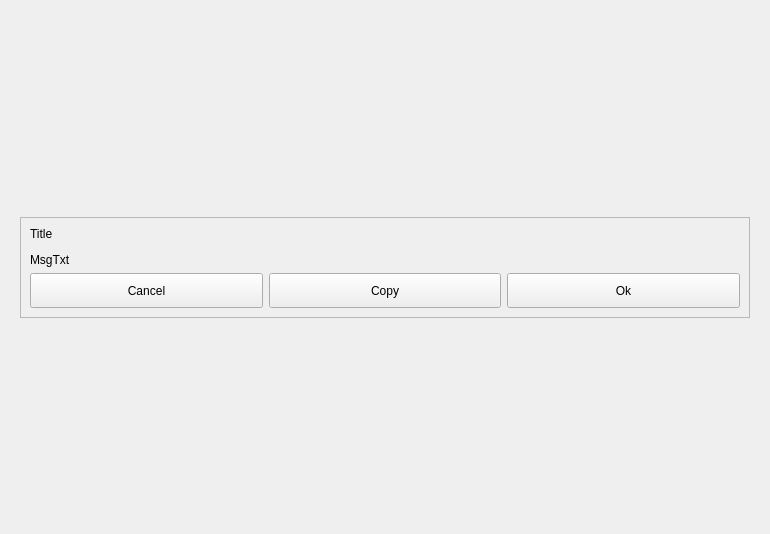
ic005k/Knot-Legacy, file src/ShowMessage.ui: the form before one commit.
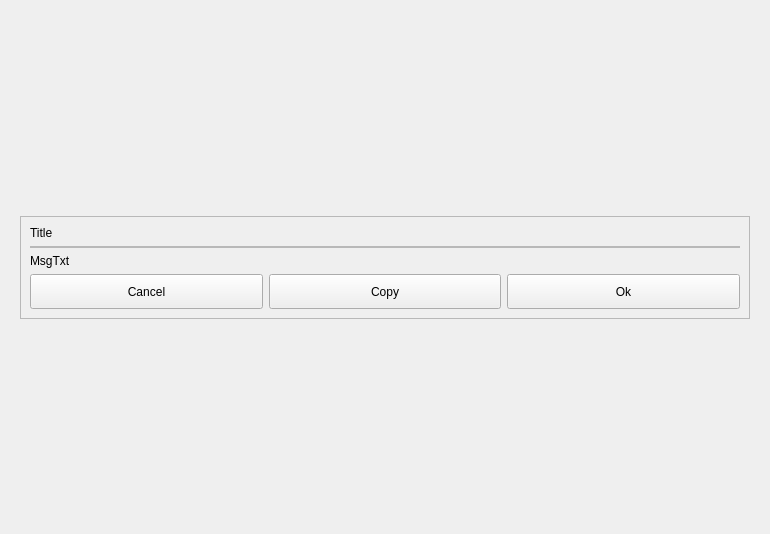
The form after the commit.

```diff
--- a/src/ShowMessage.ui
+++ b/src/ShowMessage.ui
@@ -25,13 +25,19 @@
         <property name="sizeHint" stdset="0">
          <size>
           <width>20</width>
-          <height>165</height>
+          <height>40</height>
          </size>
         </property>
        </spacer>
       </item>
       <item>
        <widget class="QFrame" name="frame">
+        <property name="sizePolicy">
+         <sizepolicy hsizetype="Preferred" vsizetype="Preferred">
+          <horstretch>0</horstretch>
+          <verstretch>0</verstretch>
+         </sizepolicy>
+        </property>
         <property name="frameShape">
          <enum>QFrame::StyledPanel</enum>
         </property>
@@ -42,7 +48,7 @@
          <item>
           <widget class="QLabel" name="lblTitle">
            <property name="sizePolicy">
-            <sizepolicy hsizetype="Preferred" vsizetype="Fixed">
+            <sizepolicy hsizetype="Preferred" vsizetype="Preferred">
              <horstretch>0</horstretch>
              <verstretch>0</verstretch>
             </sizepolicy>
@@ -54,6 +60,18 @@
          </item>
          <item>
           <widget class="QFrame" name="hframe">
+           <property name="sizePolicy">
+            <sizepolicy hsizetype="Preferred" vsizetype="Fixed">
+             <horstretch>0</horstretch>
+             <verstretch>0</verstretch>
+            </sizepolicy>
+           </property>
+           <property name="minimumSize">
+            <size>
+             <width>0</width>
+             <height>2</height>
+            </size>
+           </property>
            <property name="frameShape">
             <enum>QFrame::StyledPanel</enum>
            </property>
@@ -64,6 +82,12 @@
          </item>
          <item>
           <widget class="QLabel" name="lblMsgTxt">
+           <property name="sizePolicy">
+            <sizepolicy hsizetype="Preferred" vsizetype="Preferred">
+             <horstretch>0</horstretch>
+             <verstretch>0</verstretch>
+            </sizepolicy>
+           </property>
            <property name="text">
             <string>MsgTxt</string>
            </property>
```
